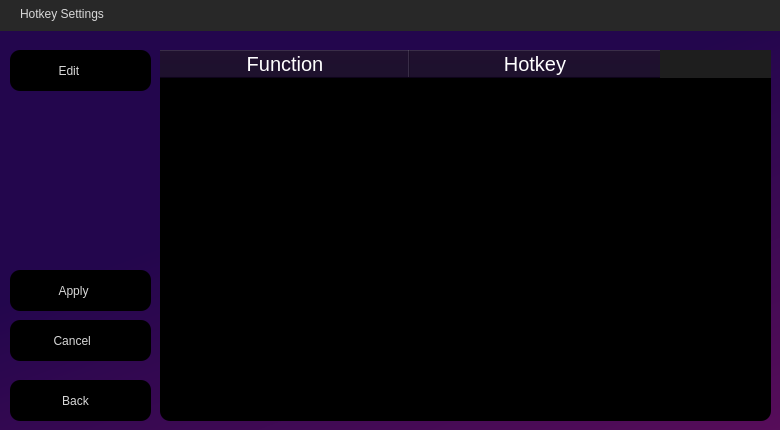
This is assets/HotkeySettings.ui in ifreddyrod/SpyderPlayer as Qt 5 draws it before an edit. The edited form follows.
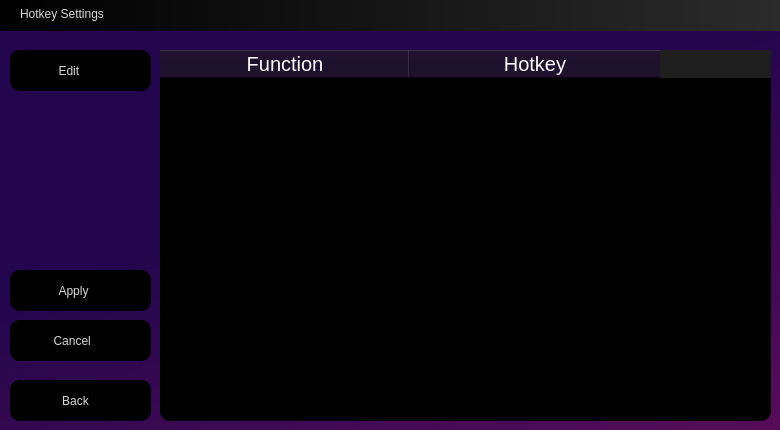
This is the edited form. Icons and pictures are not drawn.

Commit message: - Fixed a bug with a stream with an invalid source not resetting correctly and retrying. - Modified the title bar of setting screens to use black to gray gradient.

```diff
--- a/assets/HotkeySettings.ui
+++ b/assets/HotkeySettings.ui
@@ -74,7 +74,9 @@
     </rect>
    </property>
    <property name="styleSheet">
-    <string notr="true">background-color: rgb(40, 40, 40);</string>
+    <string notr="true">/*background-color: rgb(40, 40, 40);*/
+
+background-color: qlineargradient(spread:pad, x1:0, y1:0, x2:1, y2:0, stop:0 rgba(0, 0, 0, 255), stop:1 rgba(43, 43, 43, 255));</string>
    </property>
    <widget class="QLabel" name="Titlebar_label">
     <property name="geometry">
@@ -85,6 +87,9 @@
       <height>21</height>
      </rect>
     </property>
+    <property name="styleSheet">
+     <string notr="true">background-color: transparent;</string>
+    </property>
     <property name="text">
      <string>Hotkey Settings</string>
     </property>
```
The commit also changes 8 other files.
